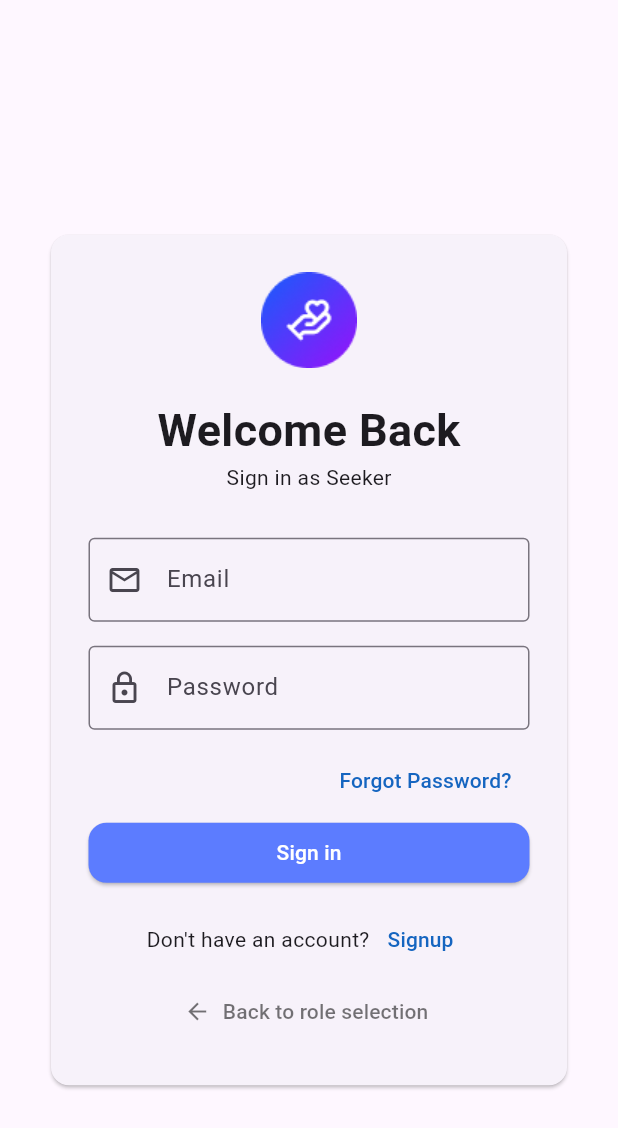
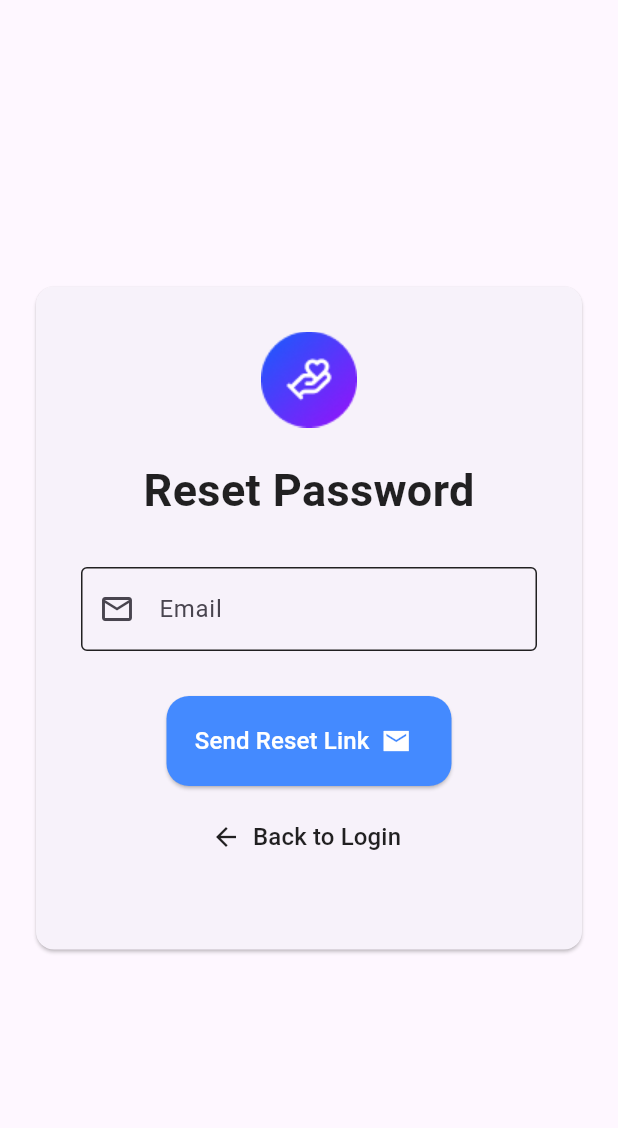
Before and after one commit to Wlszn/localheroes, a Flutter app: the LoginScreen screen opened directly, after a tap on "Forgot Password?", on a phone screen of 412 x 824 dp. Shown: the top 1128 px of the screen. Run offline on Flutter 3.47's test engine with Material 3 defaults, Android fonts, the phone set to English and light mode, and no system bars; our stand-ins replace cloud_firestore, firebase_auth, firebase_core, splashscreen; accounts and stored records are empty.

Commit message:
Implement Reset Password with app UI
Works with real email (Gmail, Yahoo, Outlook etc)

```diff
--- a/lib/Screens/Registration/login_screen.dart
+++ b/lib/Screens/Registration/login_screen.dart
@@ -5,6 +5,7 @@ import '../../Controllers/auth_controller.dart';
 import '../../Models/user_model.dart';
 import 'register_screen.dart';
 import '../seeker/seeker_main_screen.dart';
+import '../Registration/reset_password_screen.dart';
 
 //Screen that handles the login form
 
@@ -121,7 +122,7 @@ class _LoginScreenState extends State<LoginScreen> {
                         children: [
                           TextButton(
                             onPressed: () {
-                              //Navigator.push(context, MaterialPageRoute(builder: (context) => Forgotpassword()));
+                              Navigator.push(context, MaterialPageRoute(builder: (context) => ResetPasswordPage()));
                             },
                             child: Text(
                               'Forgot Password?',
--- /dev/null
+++ b/lib/Screens/Registration/reset_password_screen.dart
@@ -0,0 +1,136 @@
+import 'package:flutter/material.dart';
+import 'package:firebase_auth/firebase_auth.dart';
+
+class ResetPasswordPage extends StatefulWidget {
+  @override
+  _ResetPasswordPageState createState() => _ResetPasswordPageState();
+}
+
+class _ResetPasswordPageState extends State<ResetPasswordPage> {
+  final _auth = FirebaseAuth.instance;
+  final emailController = TextEditingController();
+  String message = '';
+
+  Future<void> resetPassword() async {
+    try {
+      await _auth.sendPasswordResetEmail(email: emailController.text.trim());
+
+      setState(() {
+        message = "Reset link sent. Check your email.";
+      });
+    } catch (e) {
+      setState(() => message = e.toString());
+    }
+  }
+
+  @override
+  Widget build(BuildContext context) {
+    return Scaffold(
+      // appBar: AppBar(
+      //   title: Text(
+      //     "Reset Password",
+      //     style: TextStyle(color: Colors.white, fontWeight: FontWeight.bold),
+      //   ),
+      //   backgroundColor: Color(0xFF5C7CFF),
+      // ),
+      body: Center(
+        child: Column(
+          mainAxisAlignment: MainAxisAlignment.center,
+          children: [
+            Padding(
+              padding: EdgeInsets.all(20),
+              child: Card(
+                child: Padding(
+                  padding: EdgeInsetsDirectional.symmetric(
+                    horizontal: 30,
+                    vertical: 30,
+                  ),
+
+                  child: Column(
+                    mainAxisAlignment: MainAxisAlignment.center,
+                    crossAxisAlignment: CrossAxisAlignment.center,
+                    children: [
+                      Row(
+                        mainAxisAlignment: MainAxisAlignment.center,
+                        children: [Image.asset('assets/minilogo.png')],
+                      ),
+
+                      SizedBox(height: 20),
+
+                      Text(
+                        "Reset Password",
+                        style: TextStyle(
+                          color: Colors.black87,
+                          fontWeight: FontWeight.bold,
+                          fontSize: 30,
+                        ),
+                      ),
+
+                      SizedBox(height: 30),
+
+                      TextField(
+                        controller: emailController,
+                        decoration: InputDecoration(
+                          labelText: 'Email',
+                          prefixIcon: Icon(Icons.email_outlined),
+                          enabledBorder: OutlineInputBorder(
+                            borderSide: BorderSide(color: Colors.black87),
+                          ),
+                          focusedBorder: OutlineInputBorder(
+                            borderSide: BorderSide(color: Colors.black),
+                          ),
+                          errorBorder: OutlineInputBorder(
+                            borderSide: BorderSide(color: Colors.red),
+                          ),
+                        ),
+                      ),
+
+                      SizedBox(height: 30),
+
+                      SizedBox(
+                        width: 190,
+                        height: 60,
+                        child: ElevatedButton.icon(
+                          onPressed: resetPassword,
+                          icon: Icon(Icons.email_sharp, size: 20),
+                          iconAlignment: IconAlignment.end,
+                          label: Text(
+                            "Send Reset Link",
+                            style: TextStyle(fontSize: 16),
+                          ),
+                          style: ElevatedButton.styleFrom(
+                            backgroundColor: Colors.blueAccent,
+                            foregroundColor: Colors.white,
+                            shape: RoundedRectangleBorder(
+                              borderRadius: BorderRadius.circular(15),
+                            ),
+                          ),
+                        ),
+                      ),
+
+                      SizedBox(height: 10),
+
+                      TextButton.icon(
+                        onPressed: () => Navigator.pop(context),
+                        icon: Icon(
+                          Icons.arrow_back,
+                          size: 20,
+                          color: Colors.black87,
+                        ),
+                        label: Text(
+                          "Back to Login",
+                          style: TextStyle(fontSize: 16, color: Colors.black87),
+                        ),
+                      ),
+                      Text(message),
+                    ],
+                  ),
+                ),
+              ),
+            ),
+          ],
+        ),
+      ),
+    );
+  }
+}
```
Also changed, not shown: pubspec.lock.
